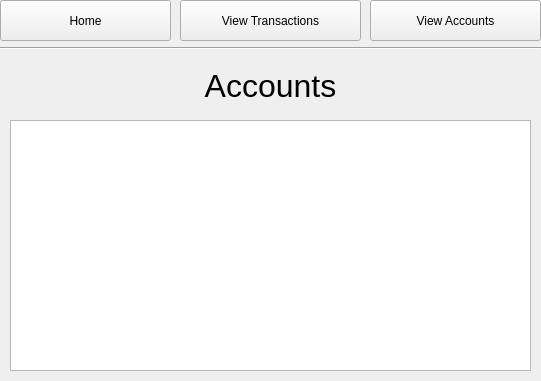
Qt form OOSD/adminmainwindow.ui (joec2109/OOSD) before a commit.
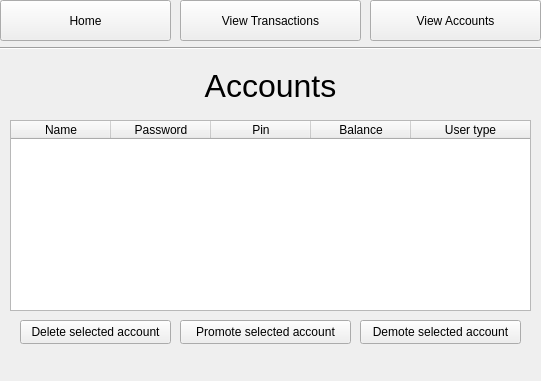
The same form after that commit. The open tabs and pages were chosen to show the change. Icons and pictures are not drawn.

Diff of the .ui file:
```diff
--- a/OOSD/adminmainwindow.ui
+++ b/OOSD/adminmainwindow.ui
@@ -303,14 +303,96 @@
        <set>Qt::AlignCenter</set>
       </property>
      </widget>
-     <widget class="QTableView" name="accountsTable">
+     <widget class="QTableWidget" name="accountsTable">
       <property name="geometry">
        <rect>
         <x>10</x>
         <y>60</y>
         <width>521</width>
-        <height>251</height>
+        <height>191</height>
        </rect>
+      </property>
+      <property name="alternatingRowColors">
+       <bool>true</bool>
+      </property>
+      <property name="selectionMode">
+       <enum>QAbstractItemView::SingleSelection</enum>
+      </property>
+      <property name="selectionBehavior">
+       <enum>QAbstractItemView::SelectRows</enum>
+      </property>
+      <property name="textElideMode">
+       <enum>Qt::ElideMiddle</enum>
+      </property>
+      <attribute name="horizontalHeaderCascadingSectionResizes">
+       <bool>false</bool>
+      </attribute>
+      <attribute name="horizontalHeaderStretchLastSection">
+       <bool>true</bool>
+      </attribute>
+      <column>
+       <property name="text">
+        <string>Name</string>
+       </property>
+      </column>
+      <column>
+       <property name="text">
+        <string>Password</string>
+       </property>
+      </column>
+      <column>
+       <property name="text">
+        <string>Pin</string>
+       </property>
+      </column>
+      <column>
+       <property name="text">
+        <string>Balance</string>
+       </property>
+      </column>
+      <column>
+       <property name="text">
+        <string>User type</string>
+       </property>
+      </column>
+     </widget>
+     <widget class="QPushButton" name="pushButton_2">
+      <property name="geometry">
+       <rect>
+        <x>20</x>
+        <y>260</y>
+        <width>151</width>
+        <height>24</height>
+       </rect>
+      </property>
+      <property name="text">
+       <string>Delete selected account</string>
+      </property>
+     </widget>
+     <widget class="QPushButton" name="promoteButton">
+      <property name="geometry">
+       <rect>
+        <x>180</x>
+        <y>260</y>
+        <width>171</width>
+        <height>24</height>
+       </rect>
+      </property>
+      <property name="text">
+       <string>Promote selected account</string>
+      </property>
+     </widget>
+     <widget class="QPushButton" name="demoteButton">
+      <property name="geometry">
+       <rect>
+        <x>360</x>
+        <y>260</y>
+        <width>161</width>
+        <height>24</height>
+       </rect>
+      </property>
+      <property name="text">
+       <string>Demote selected account</string>
       </property>
      </widget>
     </widget>
```
Left out of the diff: 40 changed lines with no effect on the pictures.
